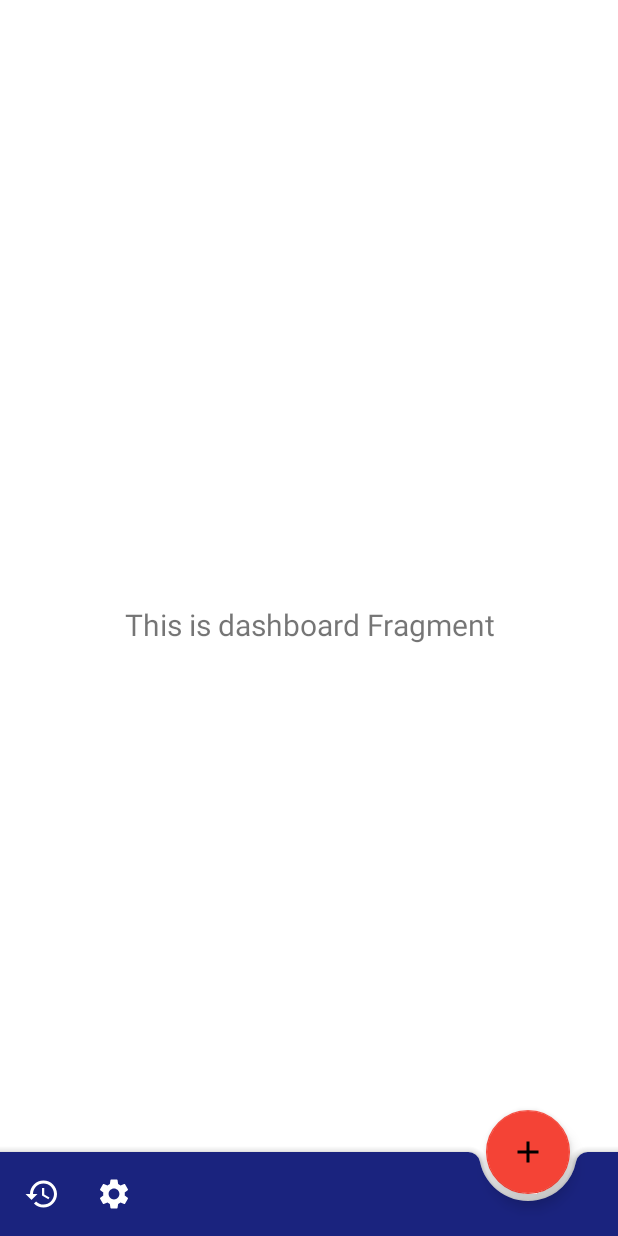
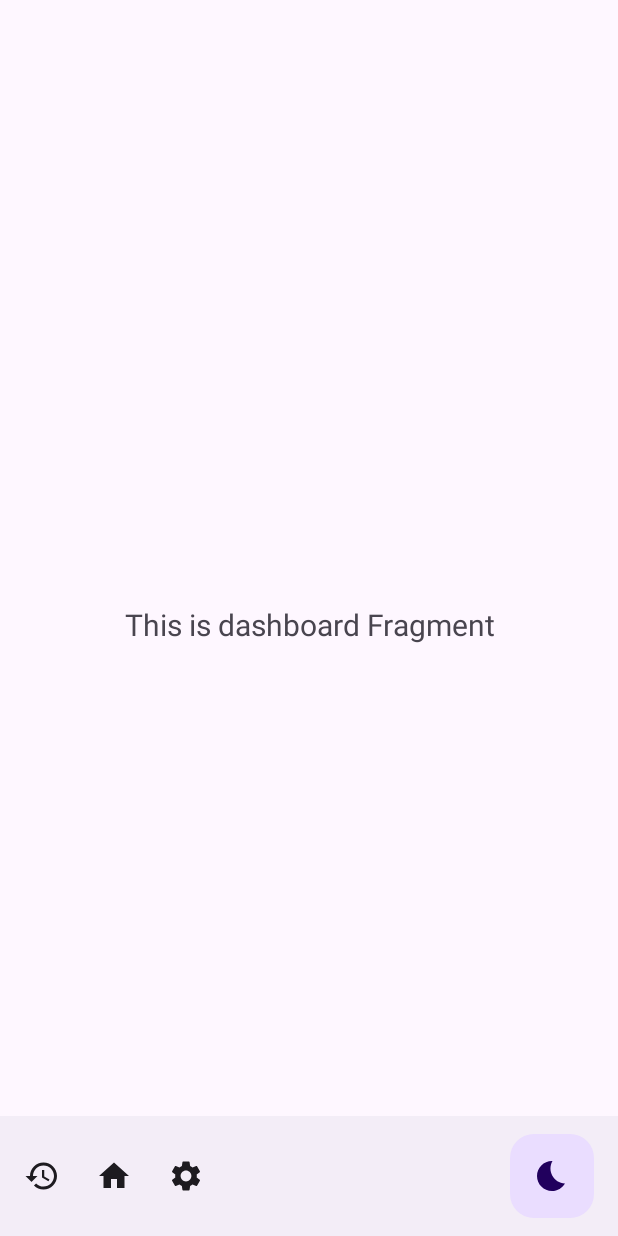
Before and after one commit to axoulc/Noght, an Android app: the screen it shows after launch (AppActivity), after a tap on "History", on a phone screen of 412 x 824 dp. Run offline under Robolectric (Android 15) with nearby library versions, the phone set to English and light mode, and no system bars.

Commit message:
new material 3

```diff
--- a/app/build.gradle
+++ b/app/build.gradle
@@ -38,13 +38,13 @@ dependencies {
 
     implementation 'androidx.core:core-ktx:1.7.0'
     implementation 'androidx.appcompat:appcompat:1.4.1'
-    implementation 'com.google.android.material:material:1.5.0'
+    implementation 'com.google.android.material:material:1.6.0'
     implementation 'androidx.constraintlayout:constraintlayout:2.1.3'
     implementation 'androidx.lifecycle:lifecycle-livedata-ktx:2.4.1'
     implementation 'androidx.lifecycle:lifecycle-viewmodel-ktx:2.4.1'
     implementation 'androidx.navigation:navigation-fragment-ktx:2.4.2'
     implementation 'androidx.navigation:navigation-ui-ktx:2.4.2'
-    implementation 'androidx.preference:preference:1.1.1'
+    implementation 'androidx.preference:preference:1.2.0'
     testImplementation 'junit:junit:4.13.2'
     androidTestImplementation 'androidx.test.ext:junit:1.1.3'
     androidTestImplementation 'androidx.test.espresso:espresso-core:3.4.0'
--- a/app/src/main/java/com/axoul/noght/ui/home/HomeFragment.kt
+++ b/app/src/main/java/com/axoul/noght/ui/home/HomeFragment.kt
@@ -43,20 +43,21 @@ class HomeFragment : Fragment() {
         bottomBar.setOnMenuItemClickListener { menuItem ->
             when (menuItem.itemId) {
                 R.id.navigation_history -> {
-                    home2history()
+                    requireActivity().supportFragmentManager.beginTransaction()
+                        .replace(R.id.nav_view, HistoryFragment::class.java, null)
+                        .setCustomAnimations(android.R.anim.slide_in_left, android.R.anim.slide_in_left)
+                        .commit()
                     true
                 }
                 R.id.navigation_settings -> {
-                    home2settings()
+                    requireActivity().supportFragmentManager.beginTransaction()
+                        .replace(R.id.nav_view, SettingsFragment::class.java, null)
+                        .setCustomAnimations(android.R.anim.slide_in_left, android.R.anim.slide_in_left)
+                        .commit()
                     true
                 }
                 else -> false
             }
-        }
-
-        val fab = requireActivity().findViewById<FloatingActionButton>(R.id.fab)
-        fab.setOnClickListener {
-            // TODO
         }
 
         return root
@@ -66,18 +67,4 @@ class HomeFragment : Fragment() {
         super.onDestroyView()
         _binding = null
     }
-
-    private fun home2history() {
-        requireActivity().supportFragmentManager.beginTransaction()
-            .replace(R.id.nav_view, HistoryFragment::class.java, null)
-            .setCustomAnimations(android.R.anim.slide_in_left, android.R.anim.slide_in_left)
-            .commit()
-    }
-
-    private fun home2settings() {
-        requireActivity().supportFragmentManager.beginTransaction()
-            .replace(R.id.nav_view, SettingsFragment::class.java, null)
-            .setCustomAnimations(android.R.anim.slide_in_left, android.R.anim.slide_in_left)
-            .commit()
-    }
 }
--- /dev/null
+++ b/app/src/main/res/drawable/ic_baseline_bedtime_24.xml
@@ -0,0 +1,5 @@
+<vector android:height="24dp" android:tint="#000000"
+    android:viewportHeight="24" android:viewportWidth="24"
+    android:width="24dp" xmlns:android="http://schemas.android.com/apk/res/android">
+    <path android:fillColor="#FF000000" android:pathData="M12.34,2.02C6.59,1.82 2,6.42 2,12c0,5.52 4.48,10 10,10c3.71,0 6.93,-2.02 8.66,-5.02C13.15,16.73 8.57,8.55 12.34,2.02z"/>
+</vector>
--- a/app/src/main/res/drawable/ic_home_black_24dp.xml
+++ b/app/src/main/res/drawable/ic_home_black_24dp.xml
@@ -2,7 +2,8 @@
     android:width="24dp"
     android:height="24dp"
     android:viewportWidth="24.0"
-    android:viewportHeight="24.0">
+    android:viewportHeight="24.0"
+    android:tint="?attr/colorControlNormal">
     <path
         android:fillColor="#FF000000"
         android:pathData="M10,20v-6h4v6h5v-8h3L12,3 2,12h3v8z" />
--- a/app/src/main/res/layout/activity_app.xml
+++ b/app/src/main/res/layout/activity_app.xml
@@ -23,7 +23,7 @@
         android:layout_width="match_parent"
         android:layout_height="wrap_content"
         android:layout_gravity="bottom"
-        style="@style/Widget.MaterialComponents.BottomAppBar.Colored"
+        style="@style/Widget.Material3.BottomAppBar"
         app:menu="@menu/bottom_nav_menu"
         app:fabAlignmentMode="center"
         app:hideOnScroll="true" />
@@ -34,7 +34,7 @@
         android:layout_height="wrap_content"
         app:layout_anchor="@id/bottomAppBar"
         app:fabAlignmentMode="center"
-        app:srcCompat="@drawable/ic_add_24"
+        app:srcCompat="@drawable/ic_baseline_bedtime_24"
         android:contentDescription="TODO" />
 
 </androidx.coordinatorlayout.widget.CoordinatorLayout>
--- a/app/src/main/res/menu/bottom_nav_menu.xml
+++ b/app/src/main/res/menu/bottom_nav_menu.xml
@@ -9,6 +9,12 @@
         app:showAsAction="ifRoom"/>
 
     <item
+        android:id="@+id/navigation_home"
+        android:icon="@drawable/ic_home_black_24dp"
+        android:title="@string/title_home"
+        app:showAsAction="ifRoom"/>
+
+    <item
         android:id="@+id/navigation_settings"
         android:icon="@drawable/ic_settings_24"
         android:title="@string/title_settings"
--- /dev/null
+++ b/app/src/main/res/values-large/bools.xml
@@ -0,0 +1,4 @@
+<?xml version="1.0" encoding="utf-8"?>
+<resources>
+    <bool name="large_layout">true</bool>
+</resources>
--- a/app/src/main/res/values-night/themes.xml
+++ b/app/src/main/res/values-night/themes.xml
@@ -1,6 +1,6 @@
 <resources xmlns:tools="http://schemas.android.com/tools">
     <!-- Base application theme. -->
-    <style name="Theme.Noght" parent="Theme.MaterialComponents.DayNight.NoActionBar">
+    <style name="Theme.Noght" parent="Theme.Material3.DayNight.NoActionBar">
         <!-- Primary brand color. -->
         <item name="colorPrimary">@color/primaryColor</item>
         <item name="colorPrimaryVariant">@color/primaryColor</item>
--- /dev/null
+++ b/app/src/main/res/values/bools.xml
@@ -0,0 +1,4 @@
+<?xml version="1.0" encoding="utf-8"?>
+<resources>
+    <bool name="large_layout">false</bool>
+</resources>
--- a/app/src/main/res/values/themes.xml
+++ b/app/src/main/res/values/themes.xml
@@ -1,8 +1,8 @@
-<resources xmlns:tools="http://schemas.android.com/tools">
+<resources>
     <!-- Base application theme. -->
-    <style name="Theme.Noght" parent="Theme.MaterialComponents.DayNight.NoActionBar">
+    <style name="Theme.Noght" parent="Theme.Material3.DayNight.NoActionBar">
         <!-- Primary brand color. -->
-        <item name="colorPrimary">@color/primaryColor</item>
+        <item name="colorPrimary">@color/primaryColor</item>"
         <item name="colorPrimaryVariant">@color/primaryColor</item>
         <item name="colorOnPrimary">@color/primaryTextColor</item>
         <!-- Secondary brand color. -->
@@ -10,7 +10,7 @@
         <item name="colorSecondaryVariant">@color/secondaryColor</item>
         <item name="colorOnSecondary">@color/secondaryTextColor</item>
         <!-- Status bar color. -->
-        <item name="android:statusBarColor" tools:targetApi="l">?attr/colorPrimaryVariant</item>
+        <item name="android:statusBarColor" >?attr/colorPrimaryVariant</item>
         <!-- Customize your theme here. -->
         <item name="android:windowNoTitle">true</item>
     </style>
--- a/build.gradle
+++ b/build.gradle
@@ -1,7 +1,7 @@
 // Top-level build file where you can add configuration options common to all sub-projects/modules.
 plugins {
-    id 'com.android.application' version '7.1.3' apply false
-    id 'com.android.library' version '7.1.3' apply false
+    id 'com.android.application' version '7.2.0' apply false
+    id 'com.android.library' version '7.2.0' apply false
     id 'org.jetbrains.kotlin.android' version '1.6.21' apply false
 }
 
```
Also changed, not shown: app/src/main/java/com/axoul/noght/AppActivity.kt (+21 -0 lines), app/src/main/java/com/axoul/noght/ui/DreamDialog.kt (added, +27 -0 lines), app/src/main/java/com/axoul/noght/ui/history/HistoryFragment.kt (+7 -8 lines), app/src/main/java/com/axoul/noght/ui/settings/SettingsFragment.kt (+8 -8 lines), app/src/main/res/layout/dialog_dream.xml (added, +14 -0 lines), gradle/wrapper/gradle-wrapper.properties.
